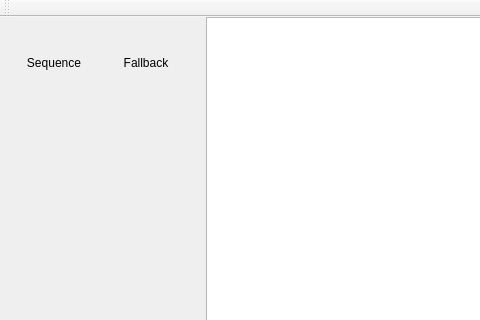
Qt form BehaviourTree/mainwindow.ui (MykolaNemo/Simulation) before a commit; both pictures show x 0 to 480 and y 0 to 320 of the 874 by 543 pixel window.
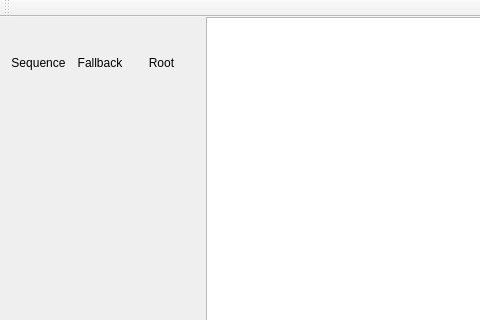
The same form after that commit. Custom widgets are drawn as their Qt base class.

Commit message: Added root node graphics item

What changed in the file:
```diff
--- a/BehaviourTree/mainwindow.ui
+++ b/BehaviourTree/mainwindow.ui
@@ -41,8 +41,6 @@
         <height>16777215</height>
        </size>
       </property>
-      <layout class="QHBoxLayout" name="horizontalLayout_3">
-       <item>
         <layout class="QVBoxLayout" name="verticalLayout">
          <item>
           <layout class="QHBoxLayout" name="horizontalLayout_2">
@@ -78,6 +76,22 @@
              </property>
             </widget>
            </item>
+         <item>
+          <widget class="RootNodeLabel" name="roomItemLabel">
+           <property name="minimumSize">
+            <size>
+             <width>0</width>
+             <height>70</height>
+            </size>
+           </property>
+           <property name="text">
+            <string>Root</string>
+           </property>
+           <property name="alignment">
+            <set>Qt::AlignCenter</set>
+           </property>
+          </widget>
+         </item>
           </layout>
          </item>
          <item>
@@ -88,14 +102,12 @@
            <property name="sizeHint" stdset="0">
             <size>
              <width>20</width>
-             <height>40</height>
+           <height>387</height>
             </size>
            </property>
           </spacer>
          </item>
         </layout>
-       </item>
-      </layout>
      </widget>
     </item>
     <item>
@@ -140,6 +152,11 @@
    <extends>QLabel</extends>
    <header>NodeLabels/fallbacknodelabel.h</header>
   </customwidget>
+  <customwidget>
+   <class>RootNodeLabel</class>
+   <extends>QLabel</extends>
+   <header>NodeLabels/rootnodelabel.h</header>
+  </customwidget>
  </customwidgets>
  <resources/>
  <connections/>
```
Left out of the diff: 2 changed lines with no effect on the pictures. Lines whose indentation alone changed are shown as unchanged. The commit also changes 12 other files.
